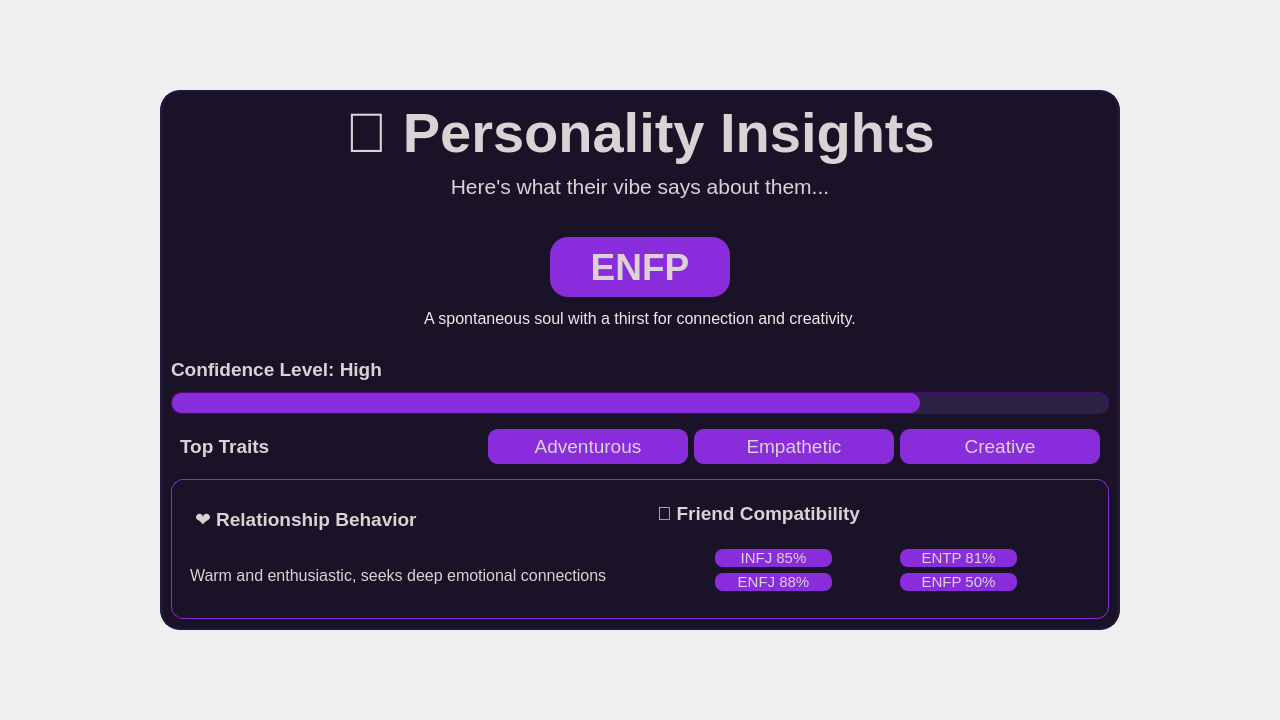
Old version of the form gui/PredictionWindow.ui in the repository Ersatz-xD/VibeSnitch-AI.
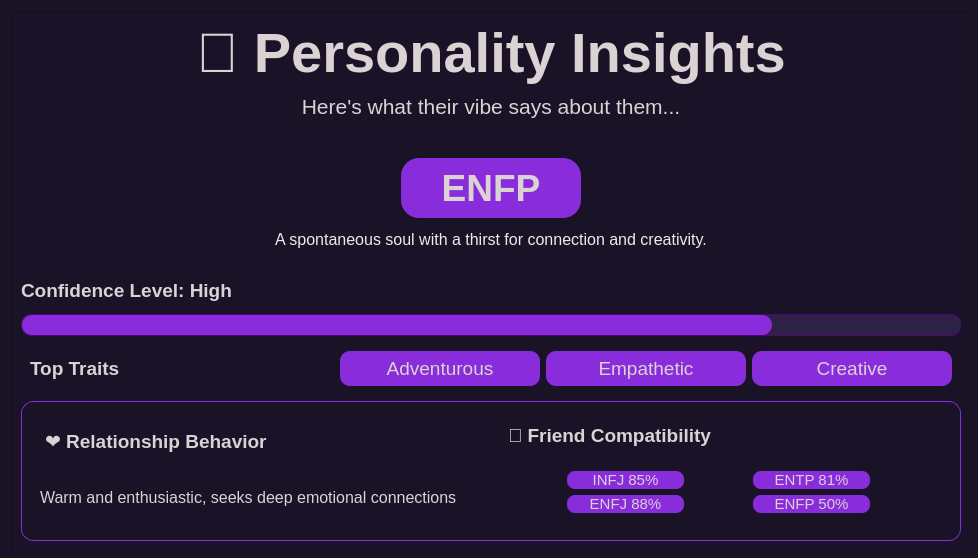
New version of the form.

```diff
--- a/gui/PredictionWindow.ui
+++ b/gui/PredictionWindow.ui
@@ -6,20 +6,20 @@
    <rect>
     <x>0</x>
     <y>0</y>
-    <width>1280</width>
-    <height>720</height>
+    <width>978</width>
+    <height>558</height>
    </rect>
   </property>
   <property name="minimumSize">
    <size>
-    <width>1280</width>
-    <height>720</height>
+    <width>960</width>
+    <height>540</height>
    </size>
   </property>
   <property name="maximumSize">
    <size>
-    <width>1280</width>
-    <height>720</height>
+    <width>978</width>
+    <height>558</height>
    </size>
   </property>
   <property name="windowTitle">
@@ -27,16 +27,7 @@
   </property>
   <property name="styleSheet">
    <string notr="true">QWidget {
-    background: qlineargradient(
-        spread:pad,
-        x1:0, y1:0,
-        x2:1, y2:1,
-        stop:0 #1c192b,
-        stop:0.2 #434262,
-        stop:0.4 #25223c,
-        stop:0.6 #363353,
-        stop:1 #151321
-    );
+    background-color: #1a1328;;
 }</string>
   </property>
   <layout class="QGridLayout" name="gridLayout">
@@ -57,8 +48,6 @@
      <property name="styleSheet">
       <string notr="true">QFrame#mainCard {
 background-color: #1a1328;
-	border: 2px solid#26183d;
-	border-radius: 20px;
 }
 </string>
      </property>
```
